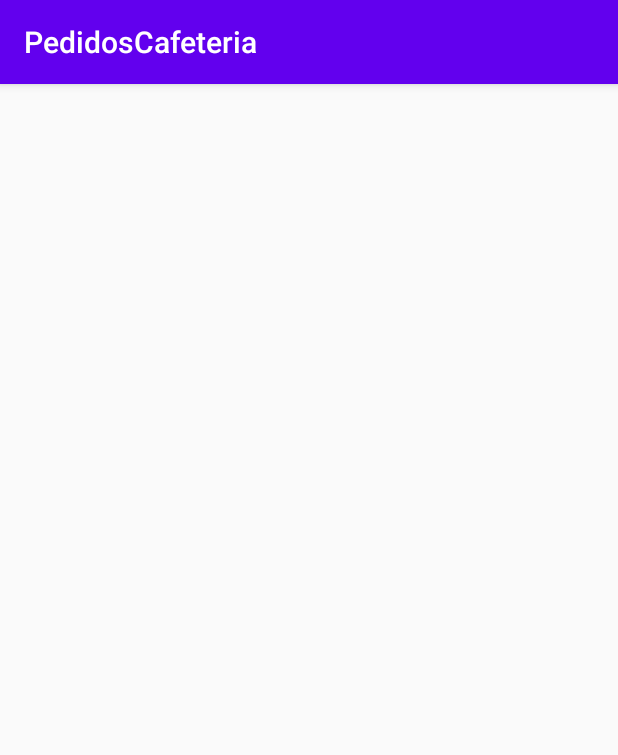
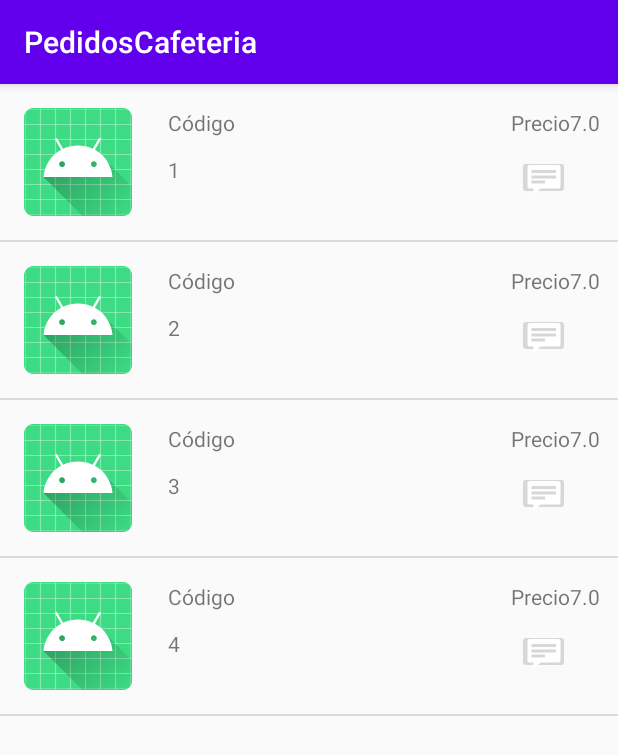
Before and after one commit to eduardo21600/PedidosCafeteria, an Android app: the PedidosActivity screen opened directly, with no data from a screen before it, on a phone screen of 412 x 824 dp. Shown: the top 755 px of the screen. Run offline under Robolectric (Android 15) with nearby library versions, the phone set to English and light mode, and no system bars.

Commit message:
prueba del activity Pedidos, le falta estetica, y conectar a base, pero su lógica si funciona

```diff
--- /dev/null
+++ b/app/src/main/java/sv/edu/ues/fia/eisi/pedidoscafeteria/AdaptadorPedidos.java
@@ -0,0 +1,51 @@
+package sv.edu.ues.fia.eisi.pedidoscafeteria;
+
+import android.content.Context;
+import android.view.LayoutInflater;
+import android.view.View;
+import android.view.ViewGroup;
+import android.widget.ArrayAdapter;
+import android.widget.ImageView;
+import android.widget.TextView;
+
+import androidx.annotation.NonNull;
+import androidx.annotation.Nullable;
+
+import java.util.List;
+
+public class AdaptadorPedidos extends ArrayAdapter<Pedido> {
+
+    private List<Pedido> mped;
+    private Context conp;
+    private int resourcep;
+    public AdaptadorPedidos(@NonNull Context context, int resource, List<Pedido> objects) {
+        super(context, resource, objects);
+        this.mped = objects;
+        this.conp = context;
+        this.resourcep = resource;
+    }
+
+    @NonNull
+    @Override
+    public View getView(int position, @Nullable View convertView, @NonNull ViewGroup parent) {
+        View v = convertView;
+
+        if(v == null)
+        {
+            v = LayoutInflater.from(conp).inflate(resourcep,null);
+        }
+
+        Pedido pp = mped.get(position);
+
+        TextView cod = v.findViewById(R.id.cod);
+        cod.setText(String.valueOf(pp.getIdPedido()));
+        TextView precio = v.findViewById(R.id.txp);
+        precio.setText(String.valueOf(pp.getTotalPedido()));
+
+
+
+
+
+        return v;
+    }
+}
--- a/app/src/main/java/sv/edu/ues/fia/eisi/pedidoscafeteria/PedidosActivity.java
+++ b/app/src/main/java/sv/edu/ues/fia/eisi/pedidoscafeteria/PedidosActivity.java
@@ -2,13 +2,45 @@ package sv.edu.ues.fia.eisi.pedidoscafeteria;
 
 import androidx.appcompat.app.AppCompatActivity;
 
+import android.content.Intent;
 import android.os.Bundle;
+import android.view.View;
+import android.widget.AdapterView;
+import android.widget.ListView;
 
-public class PedidosActivity extends AppCompatActivity {
+import java.util.ArrayList;
+import java.util.List;
+
+
+//le falta estetica
+
+public class PedidosActivity extends AppCompatActivity implements AdapterView.OnItemClickListener {
+    private ListView LV;
+    List<Pedido> pps = new ArrayList<>();
+    AdaptadorPedidos mlP;
+
 
     @Override
     protected void onCreate(Bundle savedInstanceState) {
         super.onCreate(savedInstanceState);
         setContentView(R.layout.activity_pedidos);
+        LV = (ListView)findViewById(R.id.lista);
+        LV.setOnItemClickListener(this);
+        pps.add(new Pedido(1,2,"Pendiente",4,5,"martes 4 de enero",7));
+        pps.add(new Pedido(2,2,"Pendiente",4,5,"martes 4 de enero",7));
+        pps.add(new Pedido(3,2,"Pendiente",4,5,"martes 4 de enero",7));
+        pps.add(new Pedido(4,2,"Pendiente",4,5,"martes 4 de enero",7));
+        mlP = new AdaptadorPedidos(this,R.layout.pedidos_items,pps);
+        LV.setAdapter(mlP);
+    }
+
+    @Override
+    public void onItemClick(AdapterView<?> parent, View view, int position, long id) {
+        //imaginemos que Vane ya hizo su activity v: no lo ha hecho, pero imaginemos que si
+       // Intent intx = new Intent(this,Detalle_del_pedido_uwu.class);
+        //intx.putExtra("idpedido",String.valueOf(mLP.getItem(i).getIdPedido()));
+//        startActivity(intx);
+
+
     }
 }
--- a/app/src/main/res/layout/activity_pedidos.xml
+++ b/app/src/main/res/layout/activity_pedidos.xml
@@ -9,6 +9,6 @@
     <ListView
         android:layout_width="match_parent"
         android:layout_height="match_parent"
-        android:id="@+id/Lista"></ListView>
+        android:id="@+id/lista"></ListView>
 
 </androidx.constraintlayout.widget.ConstraintLayout>
--- /dev/null
+++ b/app/src/main/res/layout/pedidos_items.xml
@@ -0,0 +1,73 @@
+<?xml version="1.0" encoding="utf-8"?>
+<androidx.constraintlayout.widget.ConstraintLayout
+    xmlns:android="http://schemas.android.com/apk/res/android"
+    xmlns:app="http://schemas.android.com/apk/res-auto"
+    xmlns:tools="http://schemas.android.com/tools"
+    android:layout_width="match_parent"
+    android:layout_height="match_parent">
+
+    <TextView
+        android:id="@+id/lbcod"
+        android:layout_width="wrap_content"
+        android:layout_height="wrap_content"
+        android:layout_marginStart="24dp"
+        android:layout_marginLeft="24dp"
+        android:layout_marginTop="16dp"
+        android:text="Código"
+        app:layout_constraintStart_toEndOf="@+id/imagenP"
+        app:layout_constraintTop_toTopOf="parent" />
+
+    <ImageView
+        android:id="@+id/imagenP"
+        android:layout_width="wrap_content"
+        android:layout_height="wrap_content"
+        android:layout_marginStart="16dp"
+        android:layout_marginLeft="16dp"
+        android:layout_marginTop="16dp"
+        android:paddingBottom="16dp"
+        app:layout_constraintStart_toStartOf="parent"
+        app:layout_constraintTop_toTopOf="parent"
+        app:srcCompat="@mipmap/ic_launcher" />
+
+    <TextView
+        android:id="@+id/cod"
+        android:layout_width="wrap_content"
+        android:layout_height="wrap_content"
+        android:layout_marginStart="24dp"
+        android:layout_marginLeft="24dp"
+        android:layout_marginTop="12dp"
+        android:text="TextView"
+        app:layout_constraintStart_toEndOf="@+id/imagenP"
+        app:layout_constraintTop_toBottomOf="@+id/lbcod" />
+
+    <TextView
+        android:id="@+id/txp"
+        android:layout_width="wrap_content"
+        android:layout_height="wrap_content"
+        android:layout_marginTop="16dp"
+        android:layout_marginEnd="12dp"
+        android:layout_marginRight="12dp"
+        android:text="TextView"
+        app:layout_constraintEnd_toEndOf="parent"
+        app:layout_constraintTop_toTopOf="parent" />
+
+    <TextView
+        android:id="@+id/labelprecio"
+        android:layout_width="wrap_content"
+        android:layout_height="wrap_content"
+        android:layout_marginTop="16dp"
+        android:text="Precio"
+        app:layout_constraintEnd_toStartOf="@+id/txp"
+        app:layout_constraintTop_toTopOf="parent" />
+
+    <ImageButton
+        android:id="@+id/imageButton"
+        android:layout_width="35dp"
+        android:layout_height="30dp"
+        android:layout_marginTop="12dp"
+        android:layout_marginEnd="32dp"
+        android:layout_marginRight="32dp"
+        app:layout_constraintEnd_toEndOf="parent"
+        app:layout_constraintTop_toBottomOf="@+id/txp"
+        app:srcCompat="@android:drawable/stat_notify_chat" />
+</androidx.constraintlayout.widget.ConstraintLayout>
```
